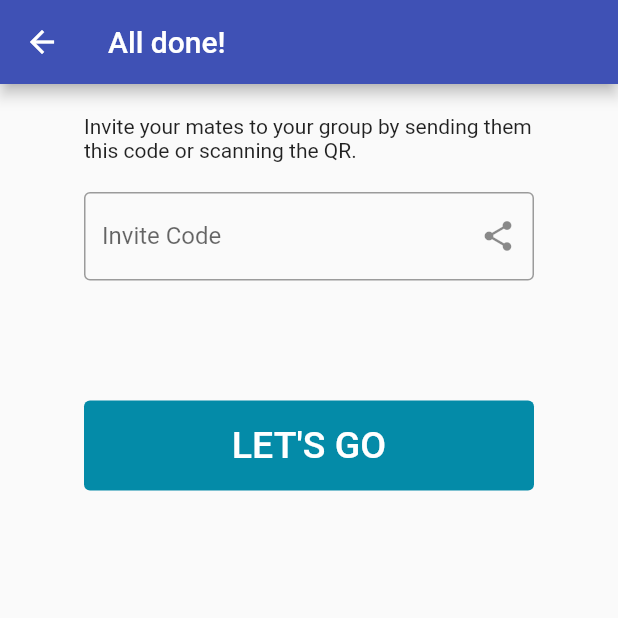
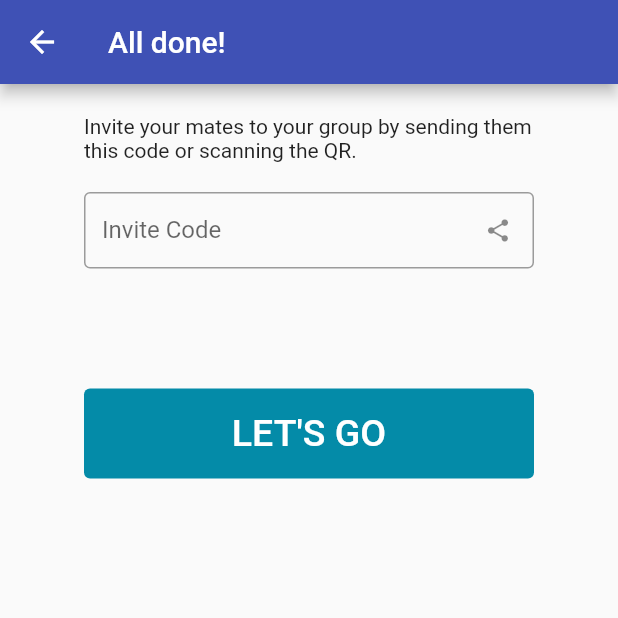
Before and after one commit to rflett/jui, a Flutter app: the InviteGroupPage screen opened by its route, on a phone screen of 412 x 824 dp, the top half of it. Run offline on Flutter 3.47's test engine with Material 2 defaults, Android fonts, the light colour scheme and no system bars; our stand-ins replace flutter_secure_storage, flutter_speed_dial, lottie, qr_flutter, share, shared_preferences; missing offline and left inert: jwt_decode, qr_code_scanner; accounts and stored records are empty; generated files the repository leaves out were written again.

Commit message:
Use common component for share group code

```diff
--- /dev/null
+++ b/lib/view/pages/logged_in/components/share_group_code.dart
@@ -0,0 +1,31 @@
+import 'package:flutter/material.dart';
+import 'package:share/share.dart';
+
+class ShareGroupCode extends StatelessWidget {
+  final String code;
+
+  const ShareGroupCode({Key? key, required this.code}) : super(key: key);
+
+  /// called when the share invite code button is pressed
+  void _onShare() {
+    var shareUrl =
+        "Vote and compete in the Hottest 100 with me on JUI! https://jaypi.online/join/${this.code}";
+    Share.share(shareUrl);
+  }
+
+  @override
+  Widget build(BuildContext context) {
+    return TextField(
+      controller: TextEditingController()..text = this.code,
+      decoration: InputDecoration(
+        suffixIcon: IconButton(
+          icon: Icon(Icons.share_rounded),
+          onPressed: _onShare,
+        ),
+        labelText: "Invite Code",
+        isDense: true,
+        border: OutlineInputBorder(),
+      ),
+    );
+  }
+}
--- a/lib/view/pages/logged_in/home_page.dart
+++ b/lib/view/pages/logged_in/home_page.dart
@@ -79,7 +79,7 @@ class _HomePageState extends State<HomePage> {
                 },
               ),
               TextButton(
-                child: Text('Yes'),
+                child: Text('YES'),
                 onPressed: () {
                   Navigator.of(context).pop(true);
                 },
--- a/lib/view/pages/logged_in/setup/invite_group_page.dart
+++ b/lib/view/pages/logged_in/setup/invite_group_page.dart
@@ -1,8 +1,8 @@
 import 'package:flutter/material.dart';
 import 'package:jui/constants/app_routes.dart';
 import 'package:jui/constants/colors.dart';
+import 'package:jui/view/pages/logged_in/components/share_group_code.dart';
 import 'package:jui/view/pages/logged_in/profile/sub_pages/components/qr_widget.dart';
-import 'package:share/share.dart';
 import 'package:jui/constants/storage_values.dart';
 import 'package:jui/models/dto/response/problem_response.dart';
 import 'package:jui/utilities/popups.dart';
@@ -15,17 +15,10 @@ class InviteGroupPage extends StatefulWidget {
 }
 
 class _InviteGroupPageState extends State<InviteGroupPage> {
-  TextEditingController _groupCodeController =
-      new TextEditingController(text: '');
+  String _groupCode = "";
 
   _InviteGroupPageState() {
     this.getData();
-  }
-
-  @override
-  void dispose() {
-    _groupCodeController.dispose();
-    super.dispose();
   }
 
   @override
@@ -47,18 +40,12 @@ class _InviteGroupPageState extends State<InviteGroupPage> {
                     textAlign: TextAlign.left,
                   ),
                   SizedBox(height: 20),
-                  TextField(
-                    controller: _groupCodeController,
-                    decoration: InputDecoration(
-                        suffixIcon: IconButton(
-                          icon: Icon(Icons.share_rounded),
-                          onPressed: _onSharePressed,
-                        ),
-                        labelText: "Invite Code",
-                        border: OutlineInputBorder()),
+                  ShareGroupCode(code: this._groupCode),
+                  SizedBox(height: 40),
+                  Visibility(
+                    child: QrWidget(qrContent: this._groupCode),
+                    visible: this._groupCode != "",
                   ),
-                  SizedBox(height: 40),
-                  Visibility(child: QrWidget(qrContent: this._groupCodeController.text), visible: this._groupCodeController.text != "",),
                   SizedBox(height: 40),
                   Hero(
                     tag: "go-to-leaderboard",
@@ -78,12 +65,6 @@ class _InviteGroupPageState extends State<InviteGroupPage> {
         ])));
   }
 
-  void _onSharePressed() {
-    var shareUrl =
-        "Vote and compete in the Hottest 100 with me on JUI! https://jaypi.online/join/${this._groupCodeController.text}";
-    Share.share(shareUrl);
-  }
-
   /// Called when the 'next' button is clicked
   onNextClicked() async {
     Navigator.pushNamedAndRemoveUntil(context, gameRoute, (route) => false);
@@ -98,7 +79,7 @@ class _InviteGroupPageState extends State<InviteGroupPage> {
     try {
       var group = await Group.get(groupId);
       setState(() {
-        this._groupCodeController.text = group.code;
+        this._groupCode = group.code;
       });
     } catch (err) {
       // TODO logging
```
Also changed, not shown: lib/view/pages/logged_in/profile/sub_pages/groups_page.dart (+5 -29 lines).
